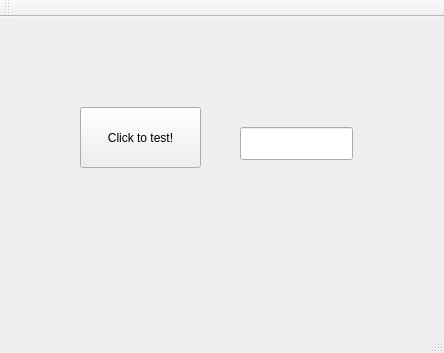
bcjiang/IRIScontrol, file iriscontrol.ui: the form before one commit.
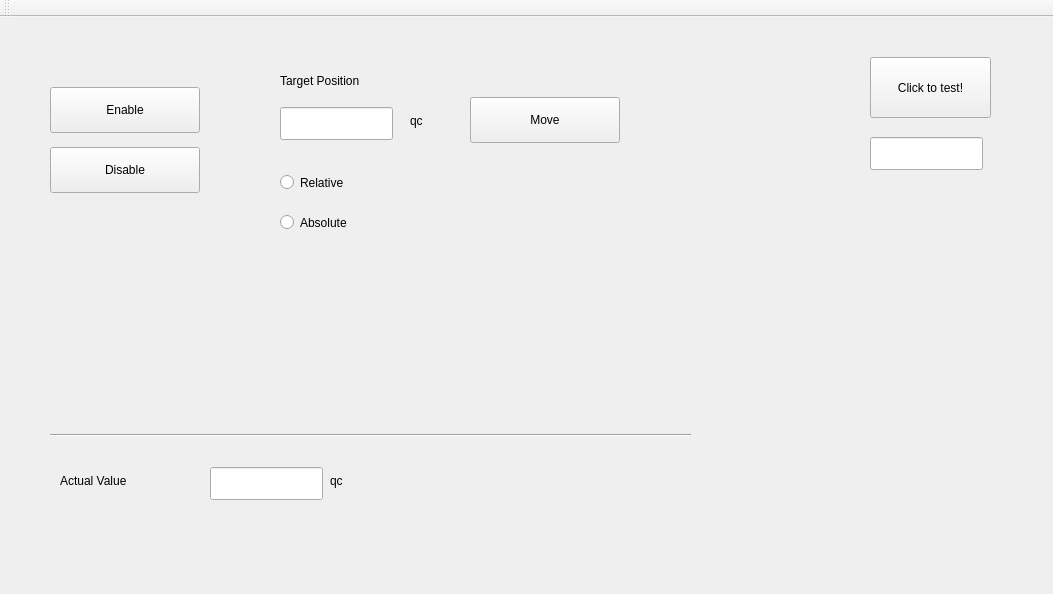
The form after the commit.

Commit message: Add more items to GUI and formalize message box

Patch:
```diff
--- a/iriscontrol.ui
+++ b/iriscontrol.ui
@@ -6,8 +6,8 @@
    <rect>
     <x>0</x>
     <y>0</y>
-    <width>444</width>
-    <height>353</height>
+    <width>1053</width>
+    <height>594</height>
    </rect>
   </property>
   <property name="windowTitle">
@@ -17,8 +17,8 @@
    <widget class="QPushButton" name="testButton">
     <property name="geometry">
      <rect>
-      <x>80</x>
-      <y>90</y>
+      <x>870</x>
+      <y>40</y>
       <width>121</width>
       <height>61</height>
      </rect>
@@ -30,13 +30,163 @@
    <widget class="QLineEdit" name="lineEdit">
     <property name="geometry">
      <rect>
-      <x>240</x>
-      <y>110</y>
+      <x>870</x>
+      <y>120</y>
       <width>113</width>
       <height>33</height>
      </rect>
     </property>
    </widget>
+   <widget class="QPushButton" name="pBtnEnable">
+    <property name="geometry">
+     <rect>
+      <x>50</x>
+      <y>70</y>
+      <width>150</width>
+      <height>46</height>
+     </rect>
+    </property>
+    <property name="text">
+     <string>Enable</string>
+    </property>
+   </widget>
+   <widget class="QPushButton" name="pBtnDisable">
+    <property name="geometry">
+     <rect>
+      <x>50</x>
+      <y>130</y>
+      <width>150</width>
+      <height>46</height>
+     </rect>
+    </property>
+    <property name="text">
+     <string>Disable</string>
+    </property>
+   </widget>
+   <widget class="QLabel" name="label">
+    <property name="geometry">
+     <rect>
+      <x>280</x>
+      <y>50</y>
+      <width>151</width>
+      <height>27</height>
+     </rect>
+    </property>
+    <property name="text">
+     <string>Target Position</string>
+    </property>
+   </widget>
+   <widget class="QLineEdit" name="lineEdit_2">
+    <property name="geometry">
+     <rect>
+      <x>280</x>
+      <y>90</y>
+      <width>113</width>
+      <height>33</height>
+     </rect>
+    </property>
+   </widget>
+   <widget class="QLabel" name="label_2">
+    <property name="geometry">
+     <rect>
+      <x>410</x>
+      <y>90</y>
+      <width>92</width>
+      <height>27</height>
+     </rect>
+    </property>
+    <property name="text">
+     <string>qc</string>
+    </property>
+   </widget>
+   <widget class="QRadioButton" name="rBtnRelative">
+    <property name="geometry">
+     <rect>
+      <x>280</x>
+      <y>150</y>
+      <width>160</width>
+      <height>31</height>
+     </rect>
+    </property>
+    <property name="text">
+     <string>Relative</string>
+    </property>
+   </widget>
+   <widget class="QRadioButton" name="rBtnAbsolute">
+    <property name="geometry">
+     <rect>
+      <x>280</x>
+      <y>190</y>
+      <width>160</width>
+      <height>31</height>
+     </rect>
+    </property>
+    <property name="text">
+     <string>Absolute</string>
+    </property>
+   </widget>
+   <widget class="QPushButton" name="pBtnMove">
+    <property name="geometry">
+     <rect>
+      <x>470</x>
+      <y>80</y>
+      <width>150</width>
+      <height>46</height>
+     </rect>
+    </property>
+    <property name="text">
+     <string>Move</string>
+    </property>
+   </widget>
+   <widget class="Line" name="line">
+    <property name="geometry">
+     <rect>
+      <x>50</x>
+      <y>410</y>
+      <width>641</width>
+      <height>16</height>
+     </rect>
+    </property>
+    <property name="orientation">
+     <enum>Qt::Horizontal</enum>
+    </property>
+   </widget>
+   <widget class="QLabel" name="label_3">
+    <property name="geometry">
+     <rect>
+      <x>60</x>
+      <y>450</y>
+      <width>121</width>
+      <height>27</height>
+     </rect>
+    </property>
+    <property name="text">
+     <string>Actual Value</string>
+    </property>
+   </widget>
+   <widget class="QLineEdit" name="lineEdit_3">
+    <property name="geometry">
+     <rect>
+      <x>210</x>
+      <y>450</y>
+      <width>113</width>
+      <height>33</height>
+     </rect>
+    </property>
+   </widget>
+   <widget class="QLabel" name="label_4">
+    <property name="geometry">
+     <rect>
+      <x>330</x>
+      <y>450</y>
+      <width>92</width>
+      <height>27</height>
+     </rect>
+    </property>
+    <property name="text">
+     <string>qc</string>
+    </property>
+   </widget>
   </widget>
   <widget class="QMenuBar" name="menuBar">
    <property name="geometry">
@@ -56,7 +206,6 @@
     <bool>false</bool>
    </attribute>
   </widget>
-  <widget class="QStatusBar" name="statusBar"/>
  </widget>
  <layoutdefault spacing="6" margin="11"/>
  <resources>
```
Left out of the diff: 2 changed lines with no effect on the pictures. The commit also changes 2 other files.
